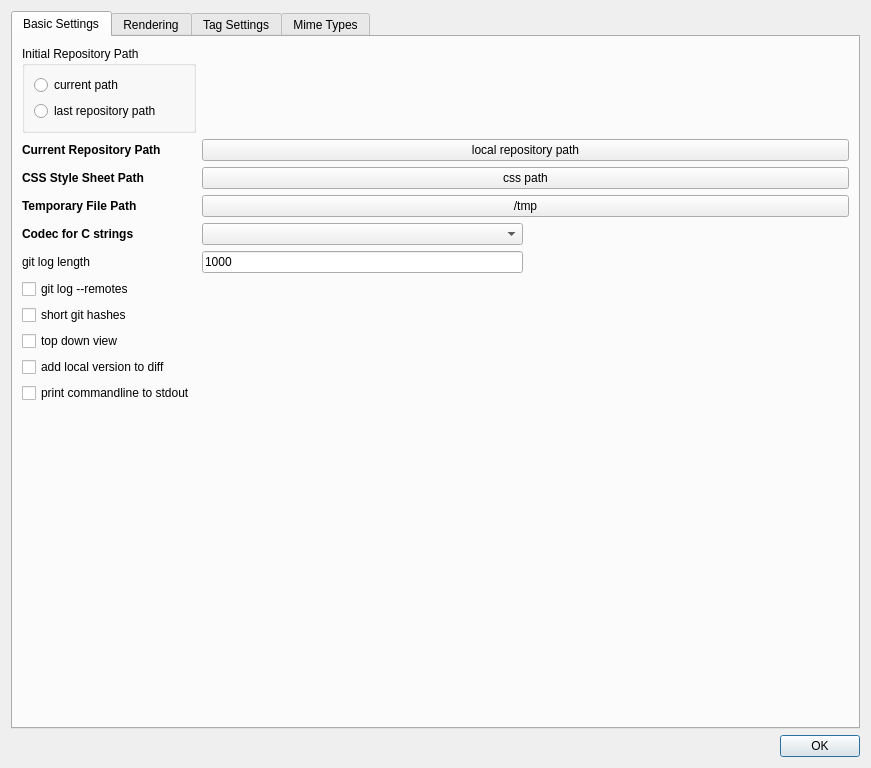
Above: gvtree_preferences.ui from wtr9987/gvtree before the change. Below: the same form after it.
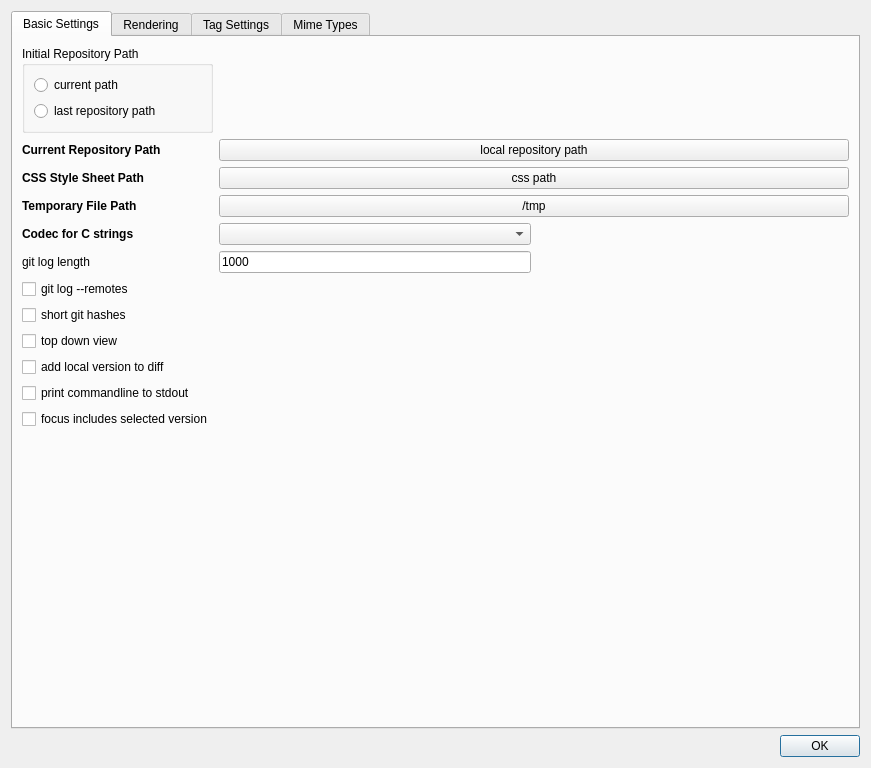
That is the form after the change. The open tabs and pages were chosen to show the change. Icons and pictures are not drawn. Custom widgets are drawn as their Qt base class.

Commit message: animated focus, improved text rendering, improved level of detail rendering, added selected version git log information

Patch:
```diff
--- a/gvtree_preferences.ui
+++ b/gvtree_preferences.ui
@@ -79,7 +79,7 @@
          </layout>
         </widget>
        </item>
-       <item row="21" column="1">
+       <item row="22" column="1">
         <spacer name="verticalSpacer">
          <property name="orientation">
           <enum>Qt::Vertical</enum>
@@ -276,6 +276,13 @@
        <item row="5" column="2">
         <widget class="QComboBox" name="cbCodecForCStrings"/>
        </item>
+       <item row="15" column="1">
+        <widget class="QCheckBox" name="include_selected">
+         <property name="text">
+          <string>focus includes selected version</string>
+         </property>
+        </widget>
+       </item>
       </layout>
      </widget>
      <widget class="QWidget" name="tabWidgetPage2">
```
Left out of the diff: 11 changed lines with no effect on the pictures. The commit also changes 11 other files.
